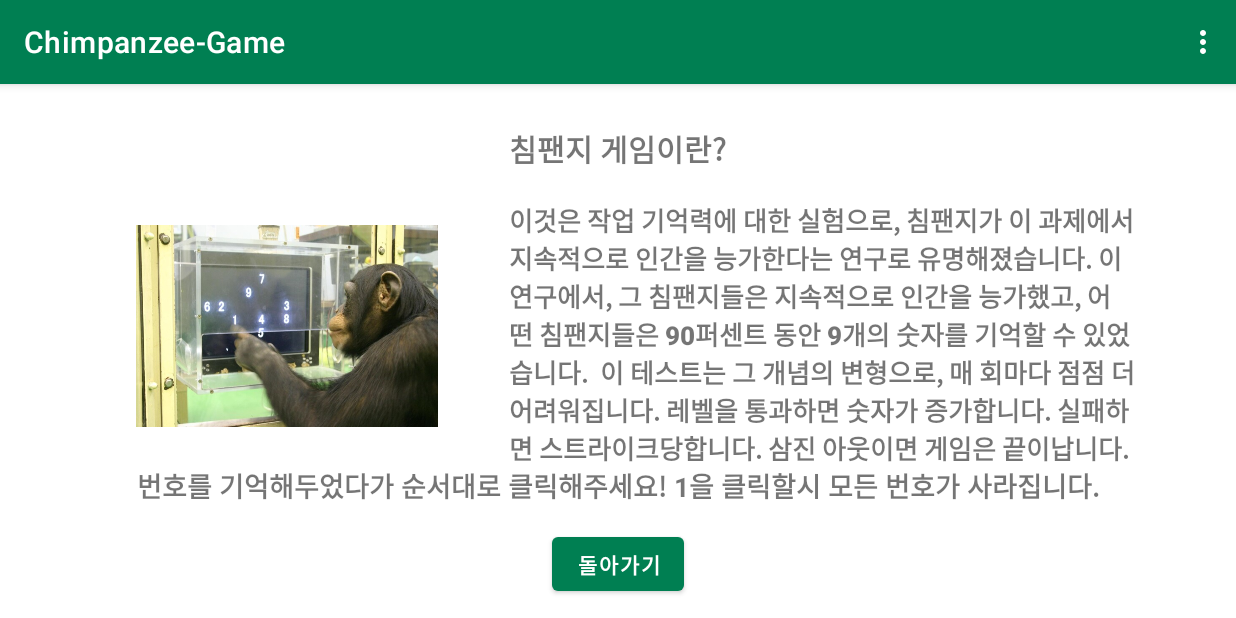
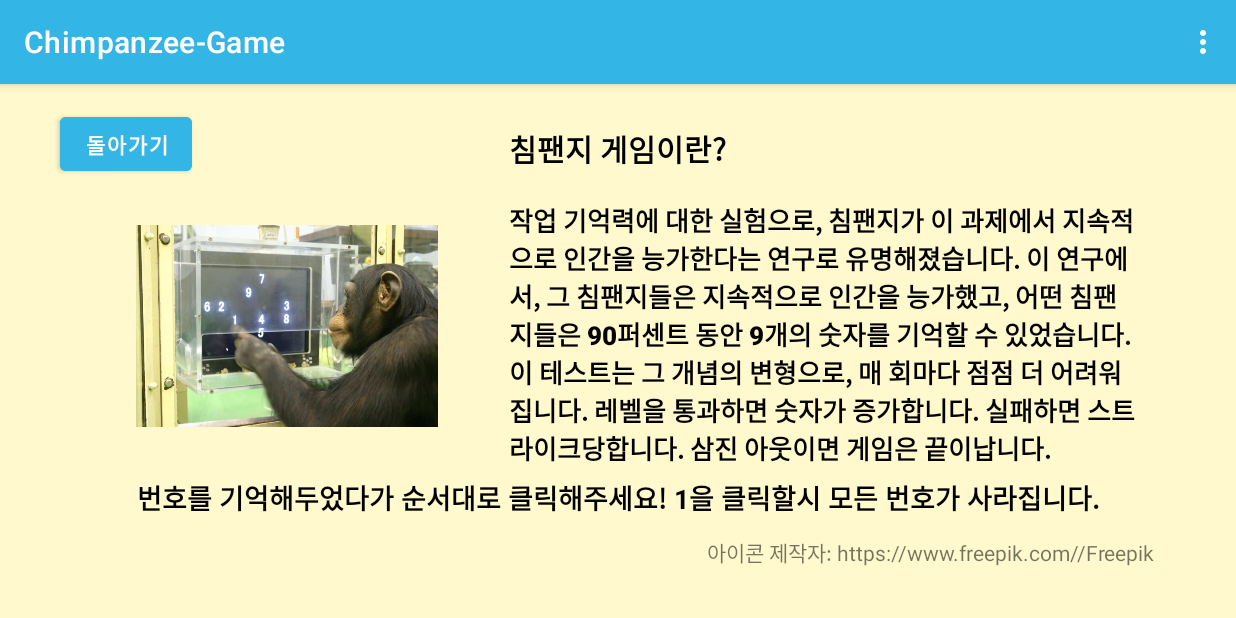
Before and after one commit to gabrielyoon7/Chimpanzee-Game, an Android app: the ExplainActivity screen opened directly, with no data from a screen before it, on a phone screen of 824 x 412 dp (held sideways). Run offline under Robolectric (Android 15) with nearby library versions, the phone set to English and light mode, and no system bars.

Commit message:
메인 시작 화면 수정, 굿/베드엔딩 화면 수정, 게임설명 화면 수정, 버튼색상 변경, 배경화면 색 변경

```diff
--- a/app/src/main/java/kr/ac/kyonggi/chimpanzee_game/ExplainActivity.java
+++ b/app/src/main/java/kr/ac/kyonggi/chimpanzee_game/ExplainActivity.java
@@ -10,6 +10,7 @@ import android.view.MenuInflater;
 import android.view.MenuItem;
 import android.view.View;
 import android.widget.Button;
+import android.widget.ImageView;
 
 import androidx.appcompat.app.AppCompatActivity;
 
--- a/app/src/main/java/kr/ac/kyonggi/chimpanzee_game/GameActivity.java
+++ b/app/src/main/java/kr/ac/kyonggi/chimpanzee_game/GameActivity.java
@@ -133,14 +133,14 @@ public class GameActivity extends AppCompatActivity {
                        if(life == 0) {
                            if(stage > (x*y)/2 ){ // good 종료 화면
                                Intent intent = new Intent(getApplicationContext(),GoodEndActivity.class);
-                               intent.putExtra("stage",stage);
+                               intent.putExtra("stage",(stage-1));
                                intent.putExtra("total",(x*y));
                                intent.putExtra("nickName",name);
                                startActivity(intent);
                            }
                            else { // bad 종료화면으로 이동
                                Intent intent = new Intent(getApplicationContext(),BadEndActivity.class);
-                               intent.putExtra("stage",stage);
+                               intent.putExtra("stage",(stage-1));
                                intent.putExtra("total",(x*y));
                                intent.putExtra("nickName",name);
                                startActivity(intent);
--- a/app/src/main/res/layout/activity_explain.xml
+++ b/app/src/main/res/layout/activity_explain.xml
@@ -3,14 +3,17 @@
     xmlns:app="http://schemas.android.com/apk/res-auto"
     xmlns:tools="http://schemas.android.com/tools"
     android:layout_width="match_parent"
-    android:layout_height="match_parent">
+    android:layout_height="match_parent"
+    android:background="#FFF9CD">
 
     <TextView
         android:id="@+id/textView3"
         android:layout_width="172dp"
         android:layout_height="37dp"
+        android:fontFamily="sans-serif-black"
         android:text="침팬지 게임이란?"
         android:textAlignment="center"
+        android:textColor="@color/black"
         android:textSize="20sp"
         android:textStyle="bold"
         app:layout_constraintBottom_toTopOf="@+id/textView4"
@@ -25,7 +28,8 @@
         android:layout_width="419dp"
         android:layout_height="176dp"
         android:fontFamily="sans-serif-black"
-        android:text="이것은 작업 기억력에 대한 실험으로, 침팬지가 이 과제에서 지속적으로 인간을 능가한다는 연구로 유명해졌습니다. 이 연구에서, 그 침팬지들은 지속적으로 인간을 능가했고, 어떤 침팬지들은 90퍼센트 동안 9개의 숫자를 기억할 수 있었습니다.  이 테스트는 그 개념의 변형으로, 매 회마다 점점 더 어려워집니다. 레벨을 통과하면 숫자가 증가합니다. 실패하면 스트라이크당합니다. 삼진 아웃이면 게임은 끝이납니다."
+        android:text="작업 기억력에 대한 실험으로, 침팬지가 이 과제에서 지속적으로 인간을 능가한다는 연구로 유명해졌습니다. 이 연구에서, 그 침팬지들은 지속적으로 인간을 능가했고, 어떤 침팬지들은 90퍼센트 동안 9개의 숫자를 기억할 수 있었습니다.  이 테스트는 그 개념의 변형으로, 매 회마다 점점 더 어려워집니다. 레벨을 통과하면 숫자가 증가합니다. 실패하면 스트라이크당합니다. 삼진 아웃이면 게임은 끝이납니다."
+        android:textColor="@color/black"
         android:textSize="17sp"
         app:layout_constraintBottom_toBottomOf="parent"
         app:layout_constraintEnd_toEndOf="parent"
@@ -39,13 +43,14 @@
         android:layout_width="wrap_content"
         android:layout_height="wrap_content"
         android:text="번호를 기억해두었다가 순서대로 클릭해주세요! 1을 클릭할시 모든 번호가 사라집니다."
+        android:textColor="@color/black"
         android:textSize="18sp"
         android:textStyle="bold"
         app:layout_constraintBottom_toBottomOf="parent"
         app:layout_constraintEnd_toEndOf="parent"
         app:layout_constraintStart_toStartOf="parent"
         app:layout_constraintTop_toBottomOf="@+id/textView4"
-        app:layout_constraintVertical_bias="0.0" />
+        app:layout_constraintVertical_bias="0.11" />
 
     <ImageView
         android:id="@+id/imageView4"
@@ -63,11 +68,24 @@
         android:id="@+id/back"
         android:layout_width="wrap_content"
         android:layout_height="wrap_content"
-        android:layout_marginBottom="12dp"
+        android:layout_marginTop="16dp"
+        android:backgroundTint="@android:color/holo_blue_light"
         android:fontFamily="sans-serif-black"
         android:text="돌아가기"
-        app:layout_constraintBottom_toBottomOf="parent"
+        app:layout_constraintEnd_toStartOf="@+id/textView3"
+        app:layout_constraintHorizontal_bias="0.168"
+        app:layout_constraintStart_toStartOf="parent"
+        app:layout_constraintTop_toTopOf="parent" />
+
+    <TextView
+        android:id="@+id/textView12"
+        android:layout_width="wrap_content"
+        android:layout_height="wrap_content"
+        android:layout_marginTop="12dp"
+        android:text="아이콘 제작자: https://www.freepik.com//Freepik"
         app:layout_constraintEnd_toEndOf="parent"
-        app:layout_constraintStart_toStartOf="parent" />
+        app:layout_constraintHorizontal_bias="0.897"
+        app:layout_constraintStart_toStartOf="parent"
+        app:layout_constraintTop_toBottomOf="@+id/textView5" />
 
 </androidx.constraintlayout.widget.ConstraintLayout>
--- a/app/src/main/res/layout/activity_nick_name.xml
+++ b/app/src/main/res/layout/activity_nick_name.xml
@@ -4,7 +4,8 @@
     xmlns:tools="http://schemas.android.com/tools"
     android:layout_width="match_parent"
     android:layout_height="match_parent"
-    tools:context=".NickNameActivity">
+    tools:context=".NickNameActivity"
+    android:background="#FFF9CD">
 
     <TextView
         android:id="@+id/name1"
@@ -13,6 +14,7 @@
         android:layout_marginTop="72dp"
         android:fontFamily="sans-serif-black"
         android:text="닉네임을 설정해주세요 "
+        android:textColor="@color/black"
         android:textSize="24sp"
         app:layout_constraintEnd_toEndOf="parent"
         app:layout_constraintStart_toStartOf="parent"
@@ -38,6 +40,7 @@
         android:layout_width="wrap_content"
         android:layout_height="wrap_content"
         android:layout_marginTop="32dp"
+        android:backgroundTint="@android:color/holo_blue_light"
         android:fontFamily="sans-serif-black"
         android:text="확인"
         android:textSize="24sp"
--- a/app/src/main/res/values/themes.xml
+++ b/app/src/main/res/values/themes.xml
@@ -4,7 +4,7 @@
         <!-- Primary brand color. -->
 <!--        <item name="colorPrimary">@color/purple_500</item>-->
 <!--        <item name="colorPrimaryVariant">@color/purple_700</item>-->
-        <item name="colorPrimary">@color/tropic</item>
+        <item name="colorPrimary">#ff33b5e5</item>
         <item name="colorPrimaryVariant">@color/pier</item>
         <item name="colorOnPrimary">@color/white</item>
         <!-- Secondary brand color. -->
```
Also changed, not shown: app/src/main/res/layout/activity_bad_end.xml (+17 -11 lines), app/src/main/res/layout/activity_game.xml (+16 -1 lines), app/src/main/res/layout/activity_good_end.xml (+16 -9 lines), app/src/main/res/layout/activity_main.xml (+5 -2 lines), app/src/main/res/layout/activity_mode.xml (+10 -1 lines), app/src/main/res/drawable/ending.png (added), app/src/main/res/drawable/endpic1.png (deleted), app/src/main/res/drawable/goodend.png (added), app/src/main/res/drawable/img.png (deleted), app/src/main/res/drawable/logo.png (added), app/src/main/res/drawable/mainpic2.png (deleted), app/src/main/res/drawable/man.png (added).
